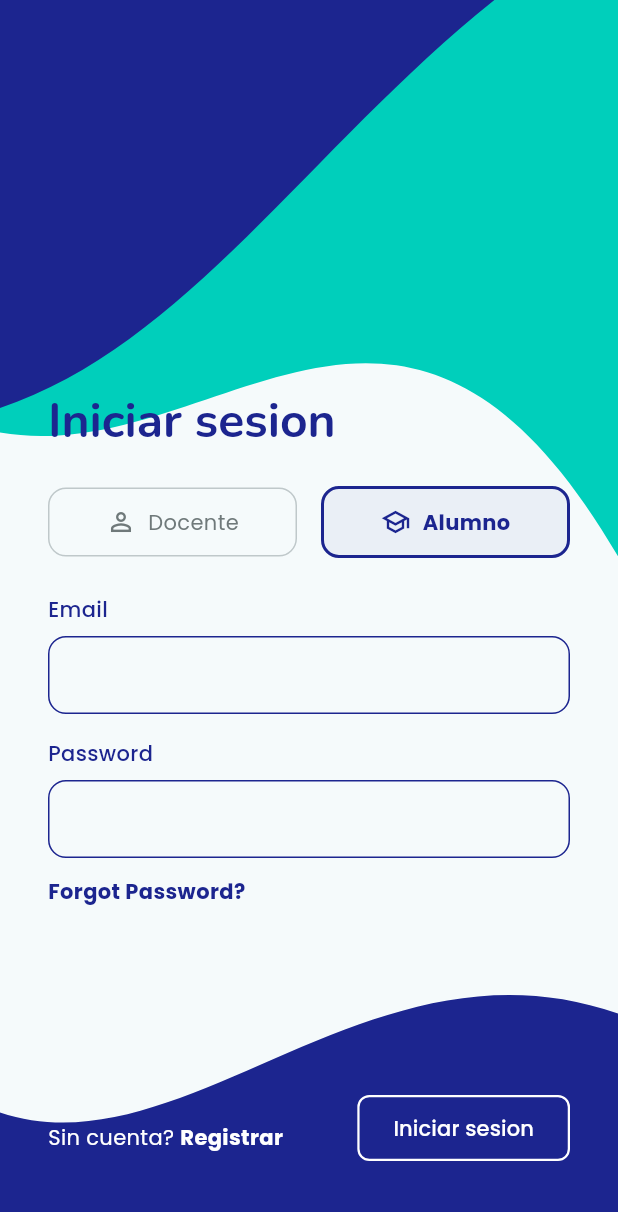
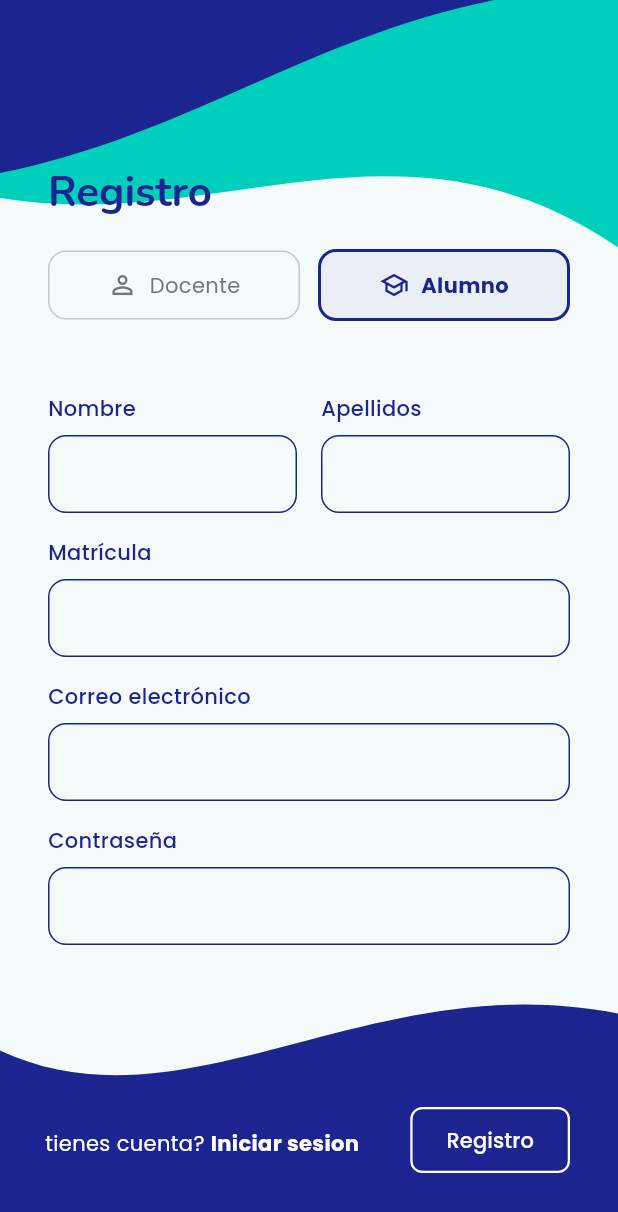
Before and after one commit to IS-CODEVIA/frontend_mobile, a Flutter app: the LoginPage screen opened by its route, after a tap on an icon or button, on a phone screen of 412 x 824 dp. Shown: the top 1212 px of the screen. Run offline on Flutter 3.47's test engine with Material 3 defaults, Android fonts, the light colour scheme and no system bars; our stand-ins replace device_preview, flutter_riverpod, go_router, google_fonts.

Commit message:
CVA-46/feat create register_page

```diff
--- a/lib/core/config/router.dart
+++ b/lib/core/config/router.dart
@@ -1,6 +1,7 @@
 import 'package:go_router/go_router.dart';
 
 import '../../features/auth/presentation/pages/login_page.dart';
+import '../../features/auth/presentation/pages/register_page.dart';
 import '../../features/auth/presentation/pages/welcome_page.dart';
 
 final appRouter = GoRouter(
@@ -16,5 +17,10 @@ final appRouter = GoRouter(
       name: 'login',
       builder: (context, state) => const LoginPage(),
     ),
+    GoRoute(
+      path: '/register',
+      name: 'register',
+      builder: (context, state) => const RegisterPage(),
+    ),
   ],
 );
--- a/lib/features/auth/presentation/pages/login_page.dart
+++ b/lib/features/auth/presentation/pages/login_page.dart
@@ -1,23 +1,20 @@
 import 'package:flutter/material.dart';
+import 'package:flutter_riverpod/flutter_riverpod.dart';
+import 'package:go_router/go_router.dart';
 
+import '../riverpod/auth_riverpod.dart';
 import '../widgets/welcome_background.dart';
 import '../widgets/role_selector_button.dart';
 import '../widgets/custom_text_field.dart';
 
-class LoginPage extends StatefulWidget {
+class LoginPage extends ConsumerWidget {
   const LoginPage({super.key});
 
   @override
-  State<LoginPage> createState() => _LoginPageState();
-}
-
-class _LoginPageState extends State<LoginPage> {
-  bool _isStudent = true;
-
-  @override
-  Widget build(BuildContext context) {
+  Widget build(BuildContext context, WidgetRef ref) {
     final colorScheme = Theme.of(context).colorScheme;
     final textTheme = Theme.of(context).textTheme;
+    final authState = ref.watch(authViewModelProvider);
 
     return Scaffold(
       resizeToAvoidBottomInset: false,
@@ -44,15 +41,15 @@ class _LoginPageState extends State<LoginPage> {
                       RoleSelectorButton(
                         title: 'Docente',
                         icon: Icons.person_outline,
-                        isSelected: !_isStudent,
-                        onTap: () => setState(() => _isStudent = false),
+                        isSelected: !authState.isStudent,
+                        onTap: () => ref.read(authViewModelProvider.notifier).setRole(false),
                       ),
                       const SizedBox(width: 16),
                       RoleSelectorButton(
                         title: 'Alumno',
                         icon: Icons.school_outlined,
-                        isSelected: _isStudent,
-                        onTap: () => setState(() => _isStudent = true),
+                        isSelected: authState.isStudent,
+                        onTap: () => ref.read(authViewModelProvider.notifier).setRole(true),
                       ),
                     ],
                   ),
@@ -71,7 +68,7 @@ class _LoginPageState extends State<LoginPage> {
                         tapTargetSize: MaterialTapTargetSize.shrinkWrap,
                       ),
                       child: Text(
-                        'Forgot Password?',
+                        'Olvidaste tu contraseña?',
                         style: textTheme.bodyMedium?.copyWith(
                           color: colorScheme.secondary,
                           fontWeight: FontWeight.bold,
@@ -108,7 +105,7 @@ class _LoginPageState extends State<LoginPage> {
             bottom: 56,
             left: 32,
             child: GestureDetector(
-              onTap: () {},
+              onTap: () => context.goNamed('register'),
               child: RichText(
                 text: TextSpan(
                   text: 'Sin cuenta? ',
--- /dev/null
+++ b/lib/features/auth/presentation/pages/register_page.dart
@@ -0,0 +1,181 @@
+import 'package:flutter/material.dart';
+import 'package:flutter_riverpod/flutter_riverpod.dart';
+import 'package:go_router/go_router.dart';
+
+import '../riverpod/auth_riverpod.dart';
+import '../widgets/register_background.dart';
+import '../widgets/role_selector_button.dart';
+import '../widgets/custom_text_field.dart';
+//import '../widgets/profile_picture_picker.dart';
+
+class RegisterPage extends ConsumerStatefulWidget {
+  const RegisterPage({super.key});
+
+  @override
+  ConsumerState<RegisterPage> createState() => _RegisterPageState();
+}
+
+class _RegisterPageState extends ConsumerState<RegisterPage> {
+  final _nameController = TextEditingController();
+  final _lastNameController = TextEditingController();
+  final _studentIdController = TextEditingController();
+  final _emailController = TextEditingController();
+  final _passwordController = TextEditingController();
+
+  @override
+  void dispose() {
+    _nameController.dispose();
+    _lastNameController.dispose();
+    _studentIdController.dispose();
+    _emailController.dispose();
+    _passwordController.dispose();
+    super.dispose();
+  }
+
+  @override
+  Widget build(BuildContext context) {
+    final colorScheme = Theme.of(context).colorScheme;
+    final textTheme = Theme.of(context).textTheme;
+    final authState = ref.watch(authViewModelProvider);
+
+    return Scaffold(
+      resizeToAvoidBottomInset: false,
+      body: Stack(
+        children: [
+          const RegisterBackground(child: SizedBox.expand()),
+          SafeArea(
+            child: SingleChildScrollView(
+              padding: const EdgeInsets.symmetric(horizontal: 32.0),
+              child: Column(
+                crossAxisAlignment: CrossAxisAlignment.start,
+                children: [
+                  const SizedBox(height: 110),
+                  Text(
+                    'Registro',
+                    style: textTheme.headlineMedium?.copyWith(
+                      color: colorScheme.secondary,
+                      fontWeight: FontWeight.bold,
+                    ),
+                  ),
+                  const SizedBox(height: 20),
+                  Row(
+                    children: [
+                      RoleSelectorButton(
+                        title: 'Docente',
+                        icon: Icons.person_outline,
+                        isSelected: !authState.isStudent,
+                        onTap: () => ref.read(authViewModelProvider.notifier).setRole(false),
+                      ),
+                      const SizedBox(width: 12),
+                      RoleSelectorButton(
+                        title: 'Alumno',
+                        icon: Icons.school_outlined,
+                        isSelected: authState.isStudent,
+                        onTap: () => ref.read(authViewModelProvider.notifier).setRole(true),
+                      ),
+                    ],
+                  ),
+                  const SizedBox(height: 24),
+
+                  const SizedBox(height: 24),
+                  Row(
+                    children: [
+                      Expanded(
+                        child: CustomTextField(
+                          label: 'Nombre',
+                          controller: _nameController,
+                        ),
+                      ),
+                      const SizedBox(width: 16),
+                      Expanded(
+                        child: CustomTextField(
+                          label: 'Apellidos',
+                          controller: _lastNameController,
+                        ),
+                      ),
+                    ],
+                  ),
+                  const SizedBox(height: 16),
+                  CustomTextField(label: 'Matrícula', controller: _studentIdController),
+                  const SizedBox(height: 16),
+                  CustomTextField(label: 'Correo electrónico', controller: _emailController),
+                  const SizedBox(height: 16),
+                  CustomTextField(label: 'Contraseña', isPassword: true, controller: _passwordController),
+
+                  if (authState.error != null)
+                    Padding(
+                      padding: const EdgeInsets.only(top: 8),
+                      child: Text(
+                        authState.error!,
+                        style: textTheme.bodySmall?.copyWith(color: colorScheme.error),
+                      ),
+                    ),
+
+                  const SizedBox(height: 140),
+                ],
+              ),
+            ),
+          ),
+
+
+          Positioned(
+            bottom: 40,
+            right: 32,
+            child: OutlinedButton(
+              onPressed: authState.isRegisterLoading
+                  ? null
+                  : () => ref.read(authViewModelProvider.notifier).register(),
+              style: OutlinedButton.styleFrom(
+                side: BorderSide(color: colorScheme.onSecondary, width: 1.5),
+                shape: RoundedRectangleBorder(
+                  borderRadius: BorderRadius.circular(8),
+                ),
+                padding: const EdgeInsets.symmetric(horizontal: 24, vertical: 12),
+              ),
+              child: authState.isRegisterLoading
+                  ? SizedBox(
+                      width: 20,
+                      height: 20,
+                      child: CircularProgressIndicator(
+                        strokeWidth: 2,
+                        color: colorScheme.onSecondary,
+                      ),
+                    )
+                  : Text(
+                      'Registro',
+                      style: textTheme.labelLarge?.copyWith(
+                        color: colorScheme.onSecondary,
+                      ),
+                    ),
+            ),
+          ),
+
+          Positioned(
+            bottom: 52,
+            left: 30,
+            child: GestureDetector(
+              onTap: () => context.goNamed('login'),
+              child: RichText(
+                text: TextSpan(
+                  text: 'tienes cuenta? ',
+                  style: textTheme.bodyMedium?.copyWith(
+                    color: colorScheme.onSecondary,
+                  ),
+                  children: [
+                    TextSpan(
+                      text: 'Iniciar sesion',
+                      style: textTheme.bodyMedium?.copyWith(
+                        color: colorScheme.onSecondary,
+                        fontWeight: FontWeight.bold,
+                      ),
+                    ),
+                  ],
+                ),
+              ),
+            ),
+          ),
+        ],
+      ),
+    );
+  }
+}
--- a/lib/features/auth/presentation/riverpod/auth_riverpod.dart
+++ b/lib/features/auth/presentation/riverpod/auth_riverpod.dart
@@ -10,22 +10,34 @@ class AuthState {
   final AuthStatus status;
   final bool isLoading;
   final String? error;
+  final bool isStudent;
+  final bool isRegisterLoading;
+  final bool isRegisterSuccess;
 
   const AuthState({
     this.status = AuthStatus.initial,
     this.isLoading = false,
     this.error,
+    this.isStudent = true,
+    this.isRegisterLoading = false,
+    this.isRegisterSuccess = false,
   });
 
   AuthState copyWith({
     AuthStatus? status,
     bool? isLoading,
     String? error,
+    bool? isStudent,
+    bool? isRegisterLoading,
+    bool? isRegisterSuccess,
   }) {
     return AuthState(
       status: status ?? this.status,
       isLoading: isLoading ?? this.isLoading,
       error: error,
+      isStudent: isStudent ?? this.isStudent,
+      isRegisterLoading: isRegisterLoading ?? this.isRegisterLoading,
+      isRegisterSuccess: isRegisterSuccess ?? this.isRegisterSuccess,
     );
   }
 }
@@ -33,6 +45,19 @@ class AuthState {
 class AuthNotifier extends Notifier<AuthState> {
   @override
   AuthState build() => const AuthState();
+
+  void setRole(bool isStudent) {
+    state = state.copyWith(isStudent: isStudent);
+  }
+
+  void register() {
+    state = state.copyWith(isRegisterLoading: true, error: null);
+
+  }
+
+  void clearRegisterSuccess() {
+    state = state.copyWith(isRegisterSuccess: false);
+  }
 
   void goToLogin() {
     state = state.copyWith(status: AuthStatus.unauthenticated, error: null);
--- a/lib/features/auth/presentation/widgets/custom_text_field.dart
+++ b/lib/features/auth/presentation/widgets/custom_text_field.dart
@@ -3,11 +3,15 @@ import 'package:flutter/material.dart';
 class CustomTextField extends StatelessWidget {
   final String label;
   final bool isPassword;
+  final TextEditingController? controller;
+  final bool compact;
 
   const CustomTextField({
     super.key,
     required this.label,
     this.isPassword = false,
+    this.controller,
+    this.compact = false,
   });
 
   @override
@@ -24,11 +28,15 @@ class CustomTextField extends StatelessWidget {
             fontWeight: FontWeight.w500,
           ),
         ),
-        const SizedBox(height: 8),
+        SizedBox(height: compact ? 4 : 8),
         TextField(
+          controller: controller,
           obscureText: isPassword,
           decoration: InputDecoration(
-            contentPadding: const EdgeInsets.symmetric(horizontal: 16, vertical: 14),
+            contentPadding: EdgeInsets.symmetric(
+              horizontal: 16,
+              vertical: compact ? 8 : 14,
+            ),
             enabledBorder: OutlineInputBorder(
               borderRadius: BorderRadius.circular(12),
               borderSide: BorderSide(color: colorScheme.secondary),
--- /dev/null
+++ b/lib/features/auth/presentation/widgets/profile_picture_picker.dart
@@ -0,0 +1,61 @@
+import 'package:flutter/material.dart';
+
+class ProfilePicturePicker extends StatelessWidget {
+  final VoidCallback onTap;
+  final double size;
+
+  const ProfilePicturePicker({
+    super.key,
+    required this.onTap,
+    this.size = 100,
+  });
+
+  @override
+  Widget build(BuildContext context) {
+    final colorScheme = Theme.of(context).colorScheme;
+
+    return Center(
+      child: Stack(
+        children: [
+          Container(
+            width: size,
+            height: size,
+            decoration: BoxDecoration(
+              shape: BoxShape.circle,
+              color: colorScheme.surfaceContainerHighest,
+              border: Border.all(
+                color: colorScheme.secondary,
+                width: 2,
+              ),
+            ),
+            child: Icon(
+              Icons.person,
+              size: size * 0.5,
+              color: colorScheme.outline,
+            ),
+          ),
+          Positioned(
+            bottom: 0,
+            right: 0,
+            child: GestureDetector(
+              onTap: onTap,
+              child: Container(
+                padding: const EdgeInsets.all(6),
+                decoration: BoxDecoration(
+                  color: colorScheme.primary,
+                  shape: BoxShape.circle,
+                  border: Border.all(color: colorScheme.onPrimary, width: 2),
+                ),
+                child: Icon(
+                  Icons.camera_alt,
+                  size: 16,
+                  color: colorScheme.onPrimary,
+                ),
+              ),
+            ),
+          ),
+        ],
+      ),
+    );
+  }
+}
--- /dev/null
+++ b/lib/features/auth/presentation/widgets/register_background.dart
@@ -0,0 +1,86 @@
+import 'package:flutter/material.dart';
+
+class RegisterBackground extends StatelessWidget {
+  final Widget child;
+
+  const RegisterBackground({super.key, required this.child});
+
+  @override
+  Widget build(BuildContext context) {
+    final colorScheme = Theme.of(context).colorScheme;
+
+    return CustomPaint(
+      painter: _RegisterBackgroundPainter(
+        primaryColor: colorScheme.primary,
+        secondaryColor: colorScheme.secondary,
+      ),
+      child: child,
+    );
+  }
+}
+
+class _RegisterBackgroundPainter extends CustomPainter {
+  final Color primaryColor;
+  final Color secondaryColor;
+
+  _RegisterBackgroundPainter({
+    required this.primaryColor,
+    required this.secondaryColor,
+  });
+
+
+  void paint(Canvas canvas, Size size) {
+    final paintSecondary = Paint()
+      ..color = secondaryColor
+      ..style = PaintingStyle.fill;
+
+    final paintPrimary = Paint()
+      ..color = primaryColor
+      ..style = PaintingStyle.fill;
+
+    final waveTop = size.height * 0.16;
+
+    // Onda Superior Teal - Fondo
+    final pathPrimaryTop = Path();
+    pathPrimaryTop.moveTo(0, waveTop);
+    pathPrimaryTop.cubicTo(
+      size.width * 0.35, size.height * 0.19,
+      size.width * 0.65, size.height * 0.08,
+      size.width, size.height * 0.20,
+    );
+    pathPrimaryTop.lineTo(size.width, 0);
+    pathPrimaryTop.lineTo(0, 0);
+    pathPrimaryTop.close();
+    canvas.drawPath(pathPrimaryTop, paintPrimary);
+
+    // Onda Superior Azul Oscuro - Frente
+    final pathSecondaryTop = Path();
+    pathSecondaryTop.moveTo(0, size.height * 0.14);
+    pathSecondaryTop.cubicTo(
+      size.width * 0.3, size.height * 0.11,
+      size.width * 0.5, size.height * 0.03,
+      size.width * 0.8, 0,
+    );
+    pathSecondaryTop.lineTo(0, 0);
+    pathSecondaryTop.close();
+    canvas.drawPath(pathSecondaryTop, paintSecondary);
+
+    // Onda Inferior Azul Oscuro (CORREGIDA)
+    // Ahora inicia en el 85% del alto (0.85) en lugar del 96%
+    final pathSecondaryBottom = Path();
+    pathSecondaryBottom.moveTo(0, size.height * 0.85);
+    pathSecondaryBottom.cubicTo(
+      size.width * 0.3, size.height * 0.92,
+      size.width * 0.6, size.height * 0.78,
+      size.width, size.height * 0.82,
+    );
+    pathSecondaryBottom.lineTo(size.width, size.height);
+    pathSecondaryBottom.lineTo(0, size.height);
+    pathSecondaryBottom.close();
+    canvas.drawPath(pathSecondaryBottom, paintSecondary);
+  }
+
+
+
+  bool shouldRepaint(covariant CustomPainter oldDelegate) => false;
+}
```
